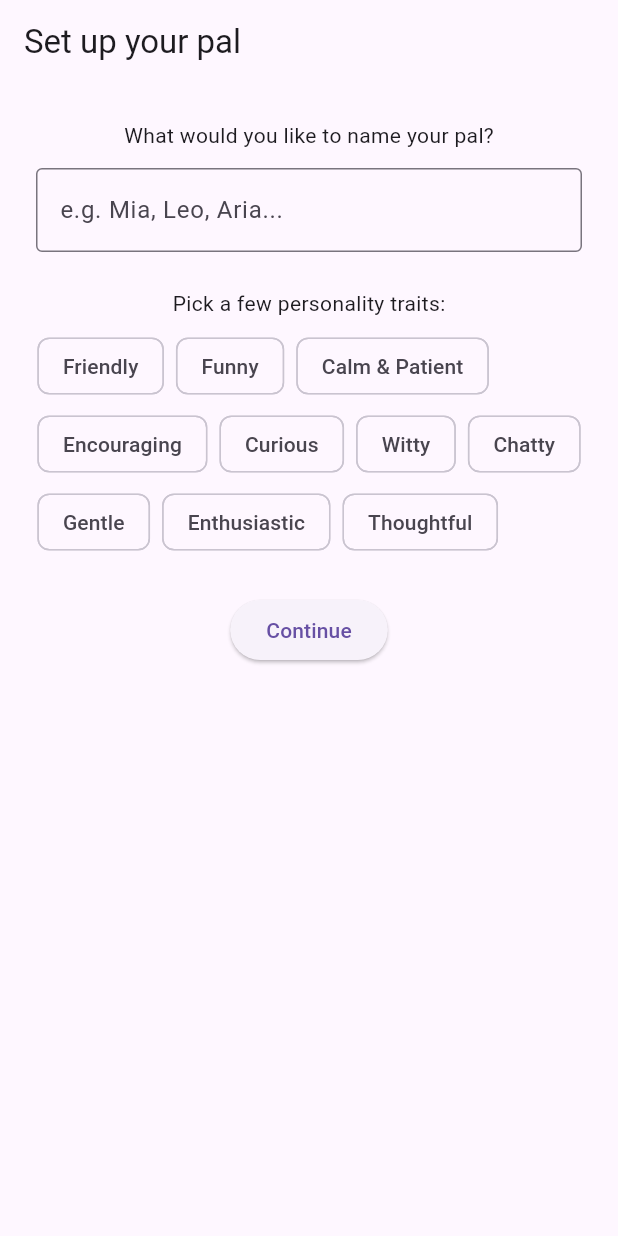
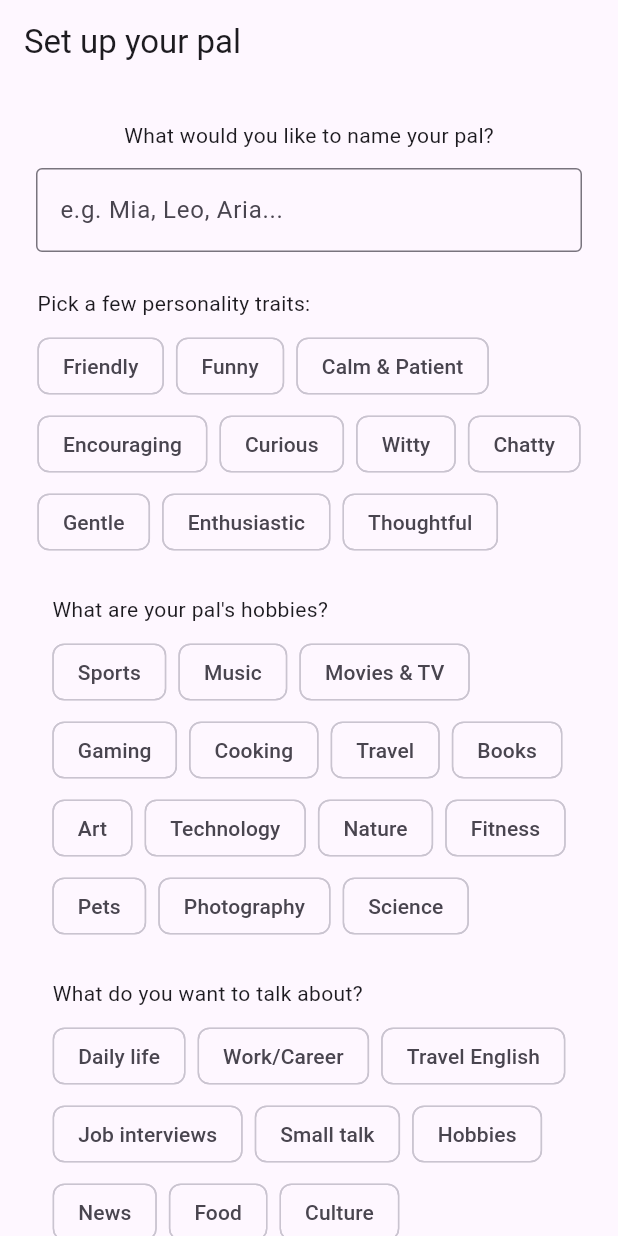
Before and after one commit to fatjudy/english_pal, a Flutter app: the screen it shows after launch, on a phone screen of 412 x 824 dp. Run offline on Flutter 3.47's test engine with Material 3 defaults, Android fonts, the phone set to English and light mode, and no system bars; our stand-ins replace shared_preferences.

Commit message:
Add name field and personality chips to setup screen

```diff
--- a/lib/main.dart
+++ b/lib/main.dart
@@ -263,6 +263,51 @@ class _SetupScreenState extends State<SetupScreen> {
   ];
   final Set<String> _selectedPersonalities = {};
 
+  final List<String> _hobbyOptions = [
+    'Sports', 'Music', 'Movies & TV', 'Gaming', 'Cooking', 'Travel',
+    'Books', 'Art', 'Technology', 'Nature', 'Fitness', 'Pets',
+    'Photography', 'Science',
+  ];
+  final Set<String> _selectedHobbies = {};
+
+  final List<String> _topicOptions = [
+    'Daily life', 'Work/Career', 'Travel English', 'Job interviews',
+    'Small talk', 'Hobbies', 'News', 'Food', 'Culture', 'Studying abroad',
+    'Shopping', 'Health',
+  ];
+  final Set<String> _selectedTopics = {};
+
+  Widget _chipSection(String label, List<String> options, Set<String> selected) {
+    return Column(
+      crossAxisAlignment: CrossAxisAlignment.start,
+      children: [
+        Text(label),
+        const SizedBox(height: 8),
+        Wrap(
+          spacing: 8,
+          runSpacing: 4,
+          children: [
+            for (final option in options)
+              FilterChip(
+                label: Text(option),
+                selected: selected.contains(option),
+                onSelected: (isSelected) {
+                  setState(() {
+                    if (isSelected) {
+                      selected.add(option);
+                    } else {
+                      selected.remove(option);
+                    }
+                  });
+                },
+              ),
+          ],
+        ),
+        const SizedBox(height: 24),
+      ],
+    );
+  }
+
   @override
   Widget build(BuildContext context) {
     return Scaffold(
@@ -282,7 +327,12 @@ class _SetupScreenState extends State<SetupScreen> {
               ),
             ),
             const SizedBox(height: 24),
-            const Text('Pick a few personality traits:'),
+            _chipSection('Pick a few personality traits:', _personalityOptions,
+                _selectedPersonalities),
+            _chipSection("What are your pal's hobbies?", _hobbyOptions,
+                _selectedHobbies),
+            _chipSection('What do you want to talk about?', _topicOptions,
+                _selectedTopics),
             const SizedBox(height: 8),
             Wrap(
               spacing: 8,
```
